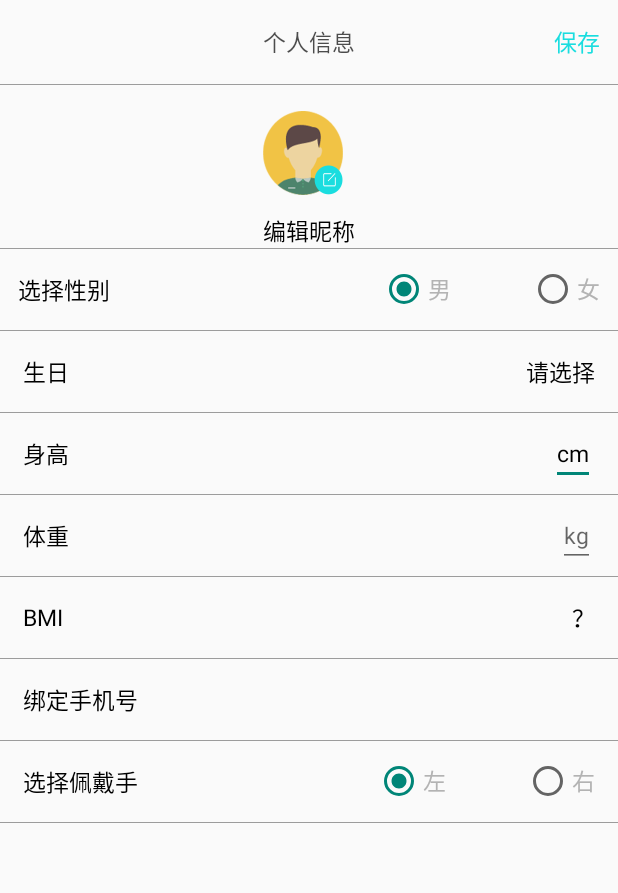
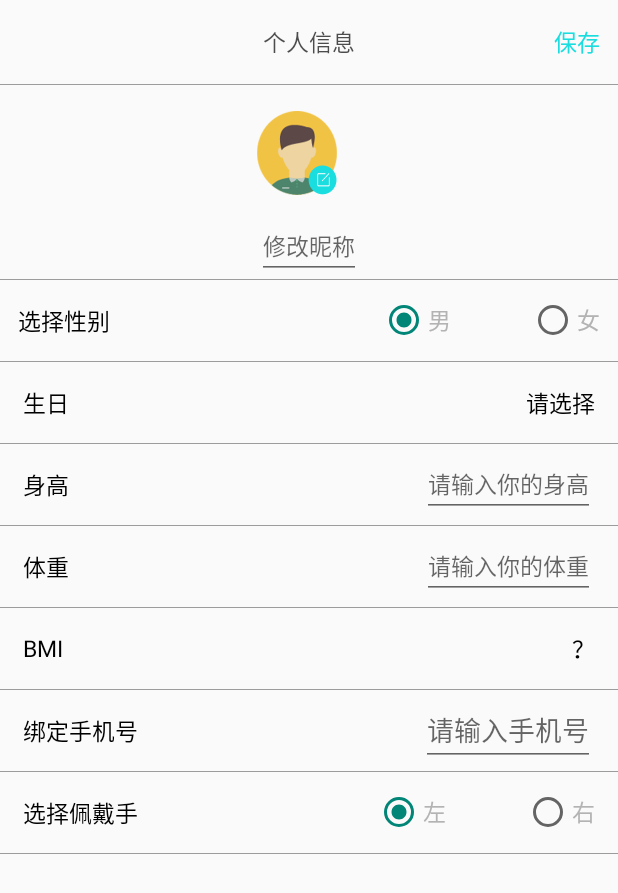
Before and after one commit to BreadLzf/healthy, an Android app: the ModifyUserActivity screen opened directly, with no data from a screen before it, after a tap on "保存", on a phone screen of 412 x 824 dp. Shown: the top 893 px of the screen. Run offline under Robolectric (Android 15) with nearby library versions, the light colour scheme and no system bars; our stand-ins replace ButterKnife; libraries missing offline, so code that uses them is left out: com.tamic.novate.

Commit message:
保存用户信息接口有问题

```diff
--- a/app/src/main/java/sport/tc/com/ui/activity/ModifyUserActivity.java
+++ b/app/src/main/java/sport/tc/com/ui/activity/ModifyUserActivity.java
@@ -1,23 +1,18 @@
 package sport.tc.com.ui.activity;
 
-import android.content.Intent;
-import android.net.Uri;
 import android.os.Bundle;
-import android.provider.MediaStore;
 import android.support.annotation.Nullable;
 import android.view.View;
+import android.widget.EditText;
 import android.widget.FrameLayout;
 import android.widget.ImageView;
 import android.widget.RadioButton;
 import android.widget.RadioGroup;
 import android.widget.RelativeLayout;
-import android.widget.TextView;
 
 import com.tamic.novate.BaseSubscriber;
 import com.tamic.novate.Novate;
 import com.tamic.novate.Throwable;
-
-import java.io.File;
 
 import butterknife.BindView;
 import butterknife.ButterKnife;
@@ -25,7 +20,6 @@ import butterknife.OnClick;
 import sport.tc.com.AppContents;
 import sport.tc.com.android_handhoop.R;
 import sport.tc.com.api.HealthyApiService;
-import sport.tc.com.customview.Crop;
 import sport.tc.com.modle.BaseResponse;
 import sport.tc.com.modle.ModifyUser;
 import sport.tc.com.ui.base.BaseActivity;
@@ -41,6 +35,38 @@ import static sport.tc.com.util.GsonHelper.javaBeanToJson;
 public class ModifyUserActivity extends BaseActivity {
 
 
+    @BindView(R.id.modify_head_img)
+    ImageView mModifyHeadImg;
+    @BindView(R.id.modify_head_layout)
+    FrameLayout mModifyHeadLayout;
+    @BindView(R.id.modify_user_nick_name)
+    EditText mModifyUserNickName;
+    @BindView(R.id.modify_user_sex_man)
+    RadioButton mModifyUserSexMan;
+    @BindView(R.id.modify_user_sex_woman)
+    RadioButton mModifyUserSexWoman;
+    @BindView(R.id.modify_user_sex)
+    RadioGroup mModifyUserSex;
+    @BindView(R.id.modify_user_birth_layout)
+    RelativeLayout mModifyUserBirthLayout;
+    @BindView(R.id.modify_user_high_edit)
+    EditText mModifyUserHighEdit;
+    @BindView(R.id.modify_user_high_layout)
+    RelativeLayout mModifyUserHighLayout;
+    @BindView(R.id.modify_user_weight_edit)
+    EditText mModifyUserWeightEdit;
+    @BindView(R.id.modify_user_weight_layout)
+    RelativeLayout mModifyUserWeightLayout;
+    @BindView(R.id.modify_phone_edit)
+    EditText mModifyPhoneEdit;
+    @BindView(R.id.modify_user_bind_phone_layout)
+    RelativeLayout mModifyUserBindPhoneLayout;
+    @BindView(R.id.modify_user_bind_left)
+    RadioButton mModifyUserBindLeft;
+    @BindView(R.id.modify_user_bind_right)
+    RadioButton mModifyUserBindRight;
+    @BindView(R.id.modify_user_bind_group)
+    RadioGroup mModifyUserBindGroup;
     /**
      * id：用户的主键编号
      * 电话：接受短信验证码的手机号码
@@ -52,7 +78,7 @@ public class ModifyUserActivity extends BaseActivity {
      * 电话：绑定的手机号，新增时间默认为账号
      * 佩戴手（1左手2右手）
      */
-
+    private String nick;
     private String sex;
     private String birth;
     private String height;
@@ -62,33 +88,6 @@ public class ModifyUserActivity extends BaseActivity {
     private String wear_hand;
 
 
-    @BindView(R.id.modify_head_img)
-    ImageView mModifyHeadImg;
-    @BindView(R.id.modify_head_layout)
-    FrameLayout mModifyHeadLayout;
-    @BindView(R.id.modify_user_nick_name)
-    TextView mModifyUserNickName;
-    @BindView(R.id.modify_user_sex_man)
-    RadioButton mModifyUserSexMan;
-    @BindView(R.id.modify_user_sex_woman)
-    RadioButton mModifyUserSexWoman;
-    @BindView(R.id.modify_user_sex)
-    RadioGroup mModifyUserSex;
-    @BindView(R.id.modify_user_birth_layout)
-    RelativeLayout mModifyUserBirthLayout;
-    @BindView(R.id.modify_user_high_layout)
-    RelativeLayout mModifyUserHighLayout;
-    @BindView(R.id.modify_user_weight_layout)
-    RelativeLayout mModifyUserWeightLayout;
-    @BindView(R.id.modify_user_bind_phone_layout)
-    RelativeLayout mModifyUserBindPhoneLayout;
-    @BindView(R.id.modify_user_bind_left)
-    RadioButton mModifyUserBindLeft;
-    @BindView(R.id.modify_user_bind_right)
-    RadioButton mModifyUserBindRight;
-    @BindView(R.id.modify_user_bind_group)
-    RadioGroup mModifyUserBindGroup;
-
     @Override
     protected void onCreate(@Nullable Bundle savedInstanceState) {
         super.onCreate(savedInstanceState);
@@ -97,10 +96,43 @@ public class ModifyUserActivity extends BaseActivity {
         initNoBackToolBar("个人信息", "保存", new OnCustomClickListener() {
             @Override
             public void onItemClick() {
-                postUserMessage();
+                modifyUserMessage();
+
             }
         });
         initView();
+    }
+
+    private void modifyUserMessage() {
+        nick =mModifyUserNickName.getText().toString();
+        birth="19901011";
+        height=mModifyUserHighEdit.getText().toString();
+        weight =mModifyUserWeightEdit.getText().toString();
+        bmi="22";
+        phone=mModifyPhoneEdit.getText().toString();
+
+        if (nick.isEmpty()){
+            ToastUtil.show(ModifyUserActivity.this,"昵称不能为空");
+
+        }
+        if (height.isEmpty()){
+            ToastUtil.show(ModifyUserActivity.this,"身高不能为空");
+
+        }
+        if (weight.isEmpty()){
+            ToastUtil.show(ModifyUserActivity.this,"体重不能为空");
+
+        }
+        if (phone.isEmpty()){
+            ToastUtil.show(ModifyUserActivity.this,"手机号不能为空");
+        }
+        if (!phone.isEmpty()&&!AppHelper.isPhoneNumber(phone)){
+            ToastUtil.show(ModifyUserActivity.this,"手机号码不正确");
+        }
+
+        if (!nick.isEmpty()&&!birth.isEmpty()&&!birth.isEmpty()&&!weight.isEmpty()&&!bmi.isEmpty()&&!phone.isEmpty()){
+            postUserMessage();
+        }
     }
 
 
@@ -137,50 +169,18 @@ public class ModifyUserActivity extends BaseActivity {
         });
     }
 
-    @OnClick({R.id.modify_head_img, R.id.modify_head_layout, R.id.modify_user_nick_name, R.id.modify_user_sex_man, R.id.modify_user_sex_woman,
-            R.id.modify_user_birth_layout, R.id.modify_user_high_layout,
-            R.id.modify_user_weight_layout, R.id.modify_user_bind_phone_layout,
-    })
-    public void onClick(View view) {
-        switch (view.getId()) {
-            case R.id.modify_head_img:
-                ToastUtil.show(this, "头像");
-                break;
-            case R.id.modify_head_layout:
-                break;
-            case R.id.modify_user_nick_name:
-                ToastUtil.show(this, "昵称");
-
-                break;
-            case R.id.modify_user_sex_man:
-                break;
-            case R.id.modify_user_sex_woman:
-                break;
-
-            case R.id.modify_user_birth_layout:
-                break;
-            case R.id.modify_user_high_layout:
-                break;
-            case R.id.modify_user_weight_layout:
-                break;
-            case R.id.modify_user_bind_phone_layout:
-                break;
-
-        }
-    }
 
     private void postUserMessage() {
-
         String validData = AppHelper.prouductValidData(this);
-
         ModifyUser modifyUser = new ModifyUser();
-        modifyUser.setSex("1");
+        modifyUser.setNick_name(nick);
+        modifyUser.setSex(sex);
         modifyUser.setBirth("19890313");
-        modifyUser.setHeight("170");
-        modifyUser.setWeight("55");
+        modifyUser.setHeight(height);
+        modifyUser.setWeight(weight);
         modifyUser.setBmi("68");
-        modifyUser.setPhone("18576759600");
-        modifyUser.setWear_hand("1");
+        modifyUser.setPhone(phone);
+        modifyUser.setWear_hand(wear_hand);
         String executeData = javaBeanToJson(modifyUser);
 
 
@@ -202,27 +202,42 @@ public class ModifyUserActivity extends BaseActivity {
 
     }
 
+    @OnClick({R.id.modify_head_img, R.id.modify_head_layout, R.id.modify_user_nick_name, R.id.modify_user_sex_man, R.id.modify_user_sex_woman, R.id.modify_user_sex, R.id.modify_user_birth_layout, R.id.modify_user_high_edit, R.id.modify_user_high_layout, R.id.modify_user_weight_edit, R.id.modify_user_weight_layout, R.id.modify_phone_edit, R.id.modify_user_bind_phone_layout, R.id.modify_user_bind_left, R.id.modify_user_bind_right, R.id.modify_user_bind_group})
+    public void onClick(View view) {
+        switch (view.getId()) {
+            case R.id.modify_head_img:
+                break;
+            case R.id.modify_head_layout:
+                break;
+            case R.id.modify_user_nick_name:
 
-    private void beginCrop(Uri source) {
-        Uri outputUri = Uri.fromFile(new File(getCacheDir(), "cropped"));
-        Intent intent = new Intent(this, CropPhotoActivity.class);
-        intent.setData(source);
-        intent.putExtra(MediaStore.EXTRA_OUTPUT, outputUri);
-        startActivityForResult(intent, Crop.REQUEST_CROP);
-    }
-
-    private void handleCrop(int resultCode, Intent result) {
-        if (resultCode == RESULT_OK) {
-            Uri output = Crop.getOutput(result);
-//            new UploadAvatarTask(this, "正在上传图片...", output).start();
-        } else if (resultCode == Crop.RESULT_ERROR) {
-            ToastUtil.show(this, Crop.getError(result).getMessage());
+                break;
+            case R.id.modify_user_sex_man:
+                break;
+            case R.id.modify_user_sex_woman:
+                break;
+            case R.id.modify_user_sex:
+                break;
+            case R.id.modify_user_birth_layout:
+                break;
+            case R.id.modify_user_high_edit:
+                break;
+            case R.id.modify_user_high_layout:
+                break;
+            case R.id.modify_user_weight_edit:
+                break;
+            case R.id.modify_user_weight_layout:
+                break;
+            case R.id.modify_phone_edit:
+                break;
+            case R.id.modify_user_bind_phone_layout:
+                break;
+            case R.id.modify_user_bind_left:
+                break;
+            case R.id.modify_user_bind_right:
+                break;
+            case R.id.modify_user_bind_group:
+                break;
         }
     }
-
-    @Override
-    protected void onDestroy() {
-        super.onDestroy();
-        ButterKnife.bind(this);
-    }
 }
--- a/app/src/main/res/layout/modify_include_layout.xml
+++ b/app/src/main/res/layout/modify_include_layout.xml
@@ -2,6 +2,8 @@
 <LinearLayout xmlns:android="http://schemas.android.com/apk/res/android"
               android:layout_width="match_parent"
               android:layout_height="match_parent"
+              android:focusable="true"
+              android:focusableInTouchMode="true"
               android:orientation="vertical">
 
 
@@ -48,13 +50,13 @@
 
                 </FrameLayout>
 
-                <TextView
+                <EditText
                     android:id="@+id/modify_user_nick_name"
                     android:layout_width="wrap_content"
                     android:layout_height="wrap_content"
                     android:layout_gravity="center"
                     android:layout_marginTop="12dp"
-                    android:text="编辑昵称"
+                    android:hint="修改昵称"
                     android:textColor="@color/black"
                     android:textSize="@dimen/text_size_15"
                     android:layout_below="@+id/modify_head_layout"
@@ -169,12 +171,13 @@
 
 
                 <EditText
+                    android:id="@+id/modify_user_high_edit"
                     android:layout_width="wrap_content"
                     android:layout_height="wrap_content"
                     android:layout_alignParentEnd="true"
                     android:layout_alignParentRight="true"
                     android:layout_centerVertical="true"
-                    android:text="cm"
+                    android:hint="请输入你的身高"
                     android:textColor="@color/black"
                     android:textSize="@dimen/text_size_15"/>
 
@@ -202,13 +205,15 @@
 
 
                 <EditText
+                    android:id="@+id/modify_user_weight_edit"
                     android:layout_width="wrap_content"
                     android:layout_height="wrap_content"
+                    android:hint="请输入你的体重"
+                    android:textColor="@color/black"
+                    android:textSize="@dimen/text_size_15"
+                    android:layout_centerVertical="true"
                     android:layout_alignParentRight="true"
-                    android:layout_centerVertical="true"
-                    android:hint="kg"
-                    android:textColor="@color/black"
-                    android:textSize="@dimen/text_size_15"/>
+                    android:layout_alignParentEnd="true"/>
 
             </RelativeLayout>
 
@@ -265,6 +270,16 @@
                     android:textColor="@color/black"
                     android:textSize="@dimen/text_size_15"/>
 
+
+                <EditText
+                    android:id="@+id/modify_phone_edit"
+                    android:layout_width="wrap_content"
+                    android:layout_height="wrap_content"
+                    android:inputType="phone"
+                    android:hint="请输入手机号"
+                    android:layout_alignParentRight="true"
+                    android:layout_centerVertical="true"
+                    />
 
             </RelativeLayout>
 
```
Also changed, not shown: app/src/main/java/sport/tc/com/modle/ModifyUser.java (+9 -2 lines).
